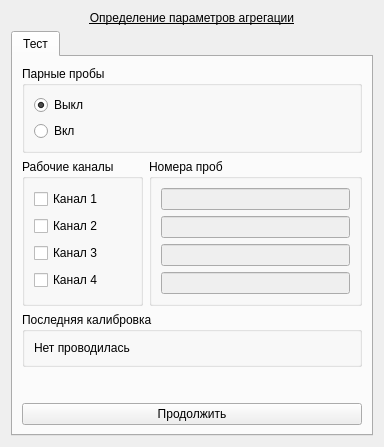
The window that choisedialog/agr1.ui (krang4d/Agrekola) describes before a commit, drawn with Qt 5.
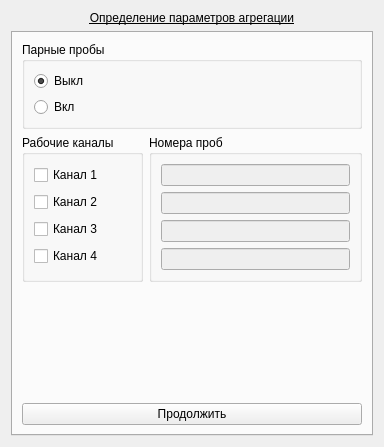
The same window after the commit.

Commit message: delete Calibration parameters in Agr1.ui

```diff
--- a/choisedialog/agr1.ui
+++ b/choisedialog/agr1.ui
@@ -32,6 +32,21 @@
      <property name="currentIndex">
       <number>0</number>
      </property>
+     <property name="elideMode">
+      <enum>Qt::ElideNone</enum>
+     </property>
+     <property name="usesScrollButtons">
+      <bool>true</bool>
+     </property>
+     <property name="tabsClosable">
+      <bool>false</bool>
+     </property>
+     <property name="movable">
+      <bool>false</bool>
+     </property>
+     <property name="tabBarAutoHide">
+      <bool>true</bool>
+     </property>
      <widget class="QWidget" name="tabWidgetPage2">
       <attribute name="title">
        <string>Тест</string>
@@ -153,22 +168,6 @@
          </item>
         </layout>
        </item>
-       <item>
-        <widget class="QGroupBox" name="groupBox_testCalib">
-         <property name="title">
-          <string>Последняя калибровка</string>
-         </property>
-         <layout class="QFormLayout" name="formLayout_6">
-          <item row="0" column="0">
-           <widget class="QLabel" name="label_testCalibString">
-            <property name="text">
-             <string>Нет проводилась</string>
-            </property>
-           </widget>
-          </item>
-         </layout>
-        </widget>
-       </item>
        <item>
         <spacer name="verticalSpacer_test">
          <property name="orientation">
```
The commit also changes 1 other file.
